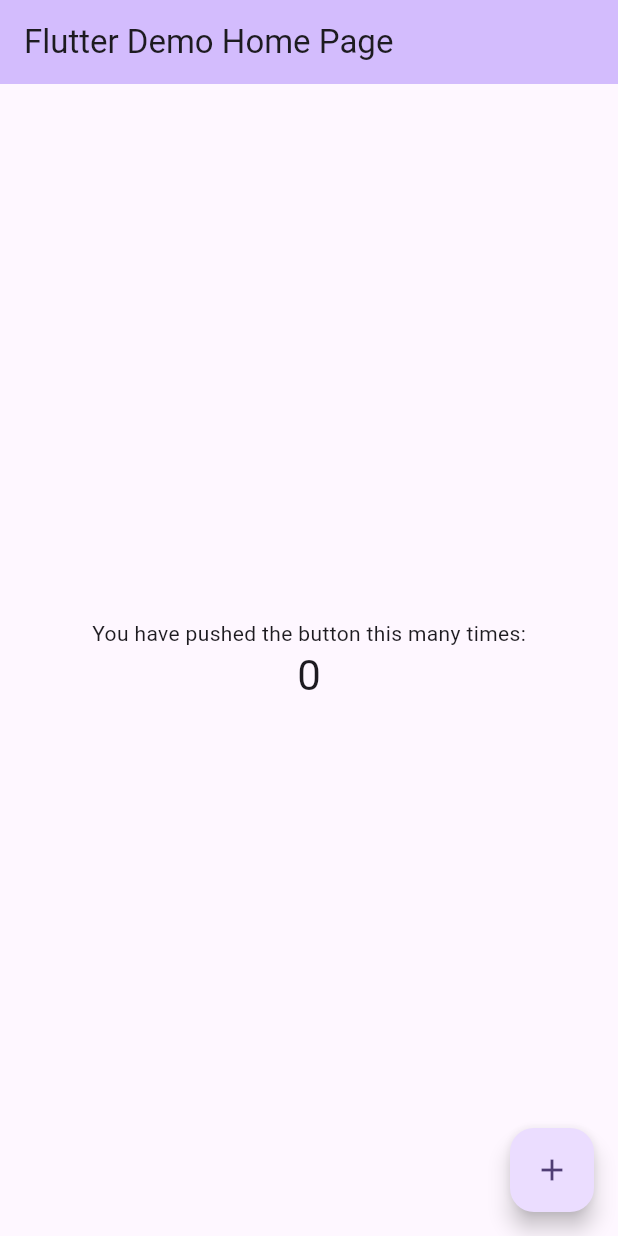
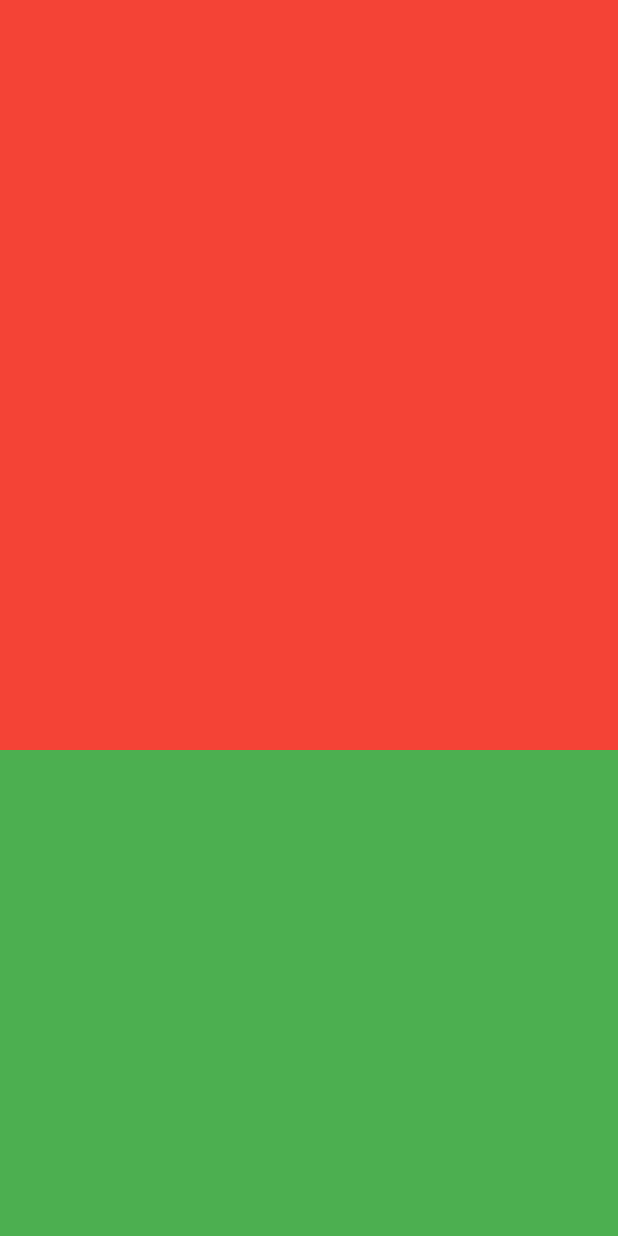
Before and after one commit to Benedict606/Porfolio, a Flutter app: the screen it shows after launch, on a phone screen of 412 x 824 dp. Run offline on Flutter 3.47's test engine with Material 3 defaults, Android fonts, the phone set to English and light mode, and no system bars.

Commit message:
version 1

```diff
--- a/lib/main.dart
+++ b/lib/main.dart
@@ -1,4 +1,5 @@
 import 'package:flutter/material.dart';
+import 'package:porfolio_flutter/screens/home.dart';
 
 void main() {
   runApp(const MyApp());
@@ -13,113 +14,10 @@
     return MaterialApp(
       title: 'Flutter Demo',
       theme: ThemeData(
-        // This is the theme of your application.
-        //
-        // TRY THIS: Try running your application with "flutter run". You'll see
-        // the application has a purple toolbar. Then, without quitting the app,
-        // try changing the seedColor in the colorScheme below to Colors.green
-        // and then invoke "hot reload" (save your changes or press the "hot
-        // reload" button in a Flutter-supported IDE, or press "r" if you used
-        // the command line to start the app).
-        //
-        // Notice that the counter didn't reset back to zero; the application
-        // state is not lost during the reload. To reset the state, use hot
-        // restart instead.
-        //
-        // This works for code too, not just values: Most code changes can be
-        // tested with just a hot reload.
         colorScheme: ColorScheme.fromSeed(seedColor: Colors.deepPurple),
         useMaterial3: true,
       ),
-      home: const MyHomePage(title: 'Flutter Demo Home Page'),
+      home: HomePage(),
     );
   }
 }
-
-class MyHomePage extends StatefulWidget {
-  const MyHomePage({super.key, required this.title});
-
-  // This widget is the home page of your application. It is stateful, meaning
-  // that it has a State object (defined below) that contains fields that affect
-  // how it looks.
-
-  // This class is the configuration for the state. It holds the values (in this
-  // case the title) provided by the parent (in this case the App widget) and
-  // used by the build method of the State. Fields in a Widget subclass are
-  // always marked "final".
-
-  final String title;
-
-  @override
-  State<MyHomePage> createState() => _MyHomePageState();
-}
-
-class _MyHomePageState extends State<MyHomePage> {
-  int _counter = 0;
-
-  void _incrementCounter() {
-    setState(() {
-      // This call to setState tells the Flutter framework that something has
-      // changed in this State, which causes it to rerun the build method below
-      // so that the display can reflect the updated values. If we changed
-      // _counter without calling setState(), then the build method would not be
-      // called again, and so nothing would appear to happen.
-      _counter++;
-    });
-  }
-
-  @override
-  Widget build(BuildContext context) {
-    // This method is rerun every time setState is called, for instance as done
-    // by the _incrementCounter method above.
-    //
-    // The Flutter framework has been optimized to make rerunning build methods
-    // fast, so that you can just rebuild anything that needs updating rather
-    // than having to individually change instances of widgets.
-    return Scaffold(
-      appBar: AppBar(
-        // TRY THIS: Try changing the color here to a specific color (to
-        // Colors.amber, perhaps?) and trigger a hot reload to see the AppBar
-        // change color while the other colors stay the same.
-        backgroundColor: Theme.of(context).colorScheme.inversePrimary,
-        // Here we take the value from the MyHomePage object that was created by
-        // the App.build method, and use it to set our appbar title.
-        title: Text(widget.title),
-      ),
-      body: Center(
-        // Center is a layout widget. It takes a single child and positions it
-        // in the middle of the parent.
-        child: Column(
-          // Column is also a layout widget. It takes a list of children and
-          // arranges them vertically. By default, it sizes itself to fit its
-          // children horizontally, and tries to be as tall as its parent.
-          //
-          // Column has various properties to control how it sizes itself and
-          // how it positions its children. Here we use mainAxisAlignment to
-          // center the children vertically; the main axis here is the vertical
-          // axis because Columns are vertical (the cross axis would be
-          // horizontal).
-          //
-          // TRY THIS: Invoke "debug painting" (choose the "Toggle Debug Paint"
-          // action in the IDE, or press "p" in the console), to see the
-          // wireframe for each widget.
-          mainAxisAlignment: MainAxisAlignment.center,
-          children: <Widget>[
-            const Text(
-              'You have pushed the button this many times:',
-            ),
-            Text(
-              '$_counter',
-              style: Theme.of(context).textTheme.headlineMedium,
-            ),
-          ],
-        ),
-      ),
-      floatingActionButton: FloatingActionButton(
-        onPressed: _incrementCounter,
-        tooltip: 'Increment',
-        child: const Icon(Icons.add),
-      ), // This trailing comma makes auto-formatting nicer for build methods.
-    );
-  }
-}
--- /dev/null
+++ b/lib/screens/home.dart
@@ -0,0 +1,23 @@
+import 'package:flutter/material.dart';
+
+class HomePage extends StatefulWidget {
+  const HomePage({super.key});
+
+  @override
+  State<HomePage> createState() => _HomePageState();
+}
+
+class _HomePageState extends State<HomePage> {
+  @override
+  Widget build(BuildContext context) {
+    return Container(
+      child: Wrap(
+        children: [
+          Container(width: 500.0, height: 500.0, color: Colors.red),
+          Container(width: 500.0, height: 500.0, color: Colors.green),
+          Container(width: 700.0, height: 700.0, color: Colors.blue),
+        ],
+      ),
+    );
+  }
+}
```
